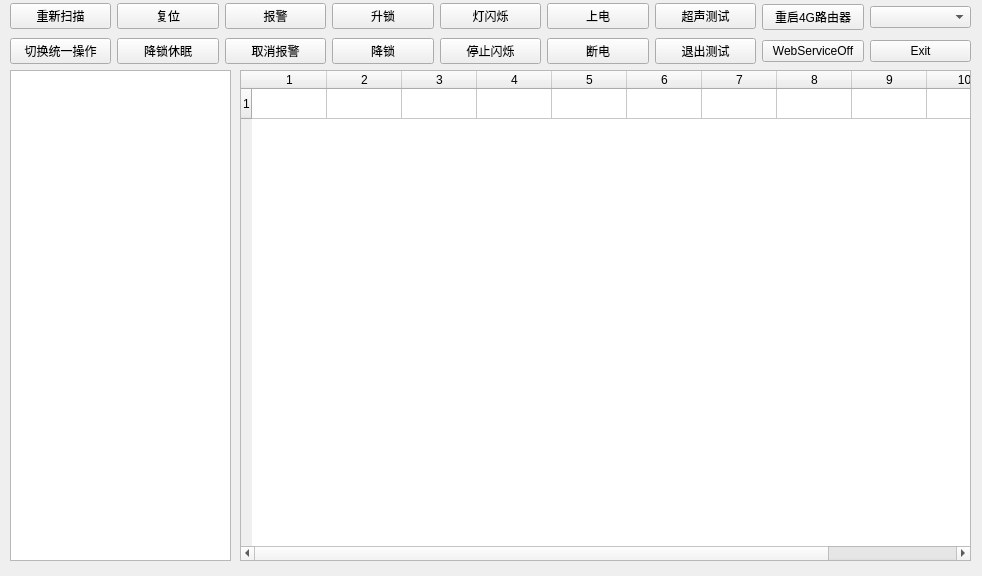
yuqiancha/WWTFrontServer_Camera, file Ui_Form.ui: the form before one commit.
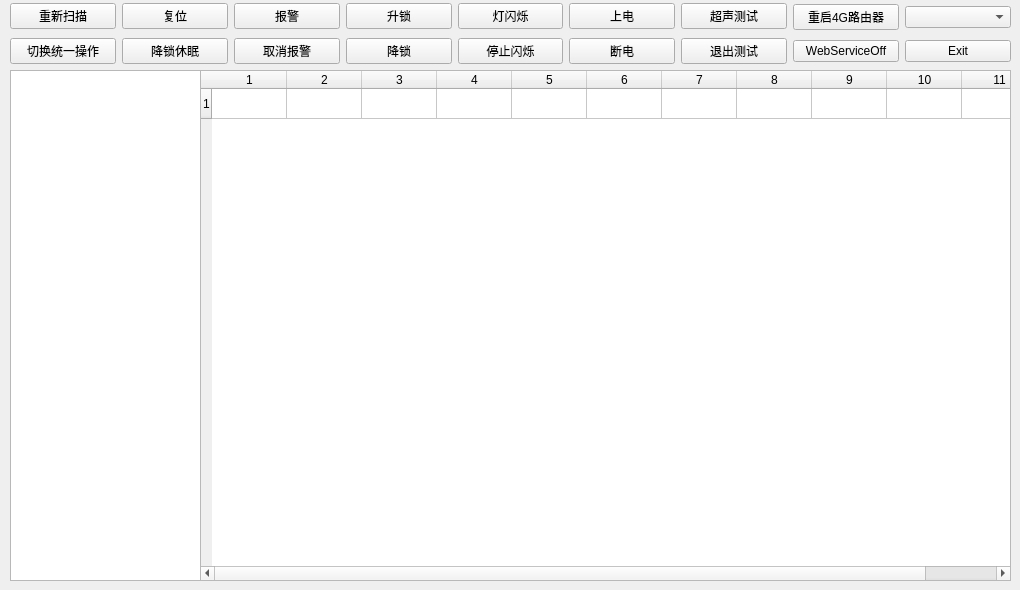
The form after the commit.

Diff of the .ui file:
```diff
--- a/Ui_Form.ui
+++ b/Ui_Form.ui
@@ -6,8 +6,8 @@
    <rect>
     <x>0</x>
     <y>0</y>
-    <width>982</width>
-    <height>576</height>
+    <width>1020</width>
+    <height>590</height>
    </rect>
   </property>
   <property name="windowTitle">
@@ -19,10 +19,10 @@
    </property>
    <property name="geometry">
     <rect>
-     <x>240</x>
+     <x>200</x>
      <y>70</y>
-     <width>731</width>
-     <height>491</height>
+     <width>811</width>
+     <height>511</height>
     </rect>
    </property>
    <property name="autoFillBackground">
@@ -70,7 +70,7 @@
     <rect>
      <x>10</x>
      <y>0</y>
-     <width>961</width>
+     <width>1001</width>
      <height>68</height>
     </rect>
    </property>
@@ -240,8 +240,8 @@
     <rect>
      <x>10</x>
      <y>70</y>
-     <width>221</width>
-     <height>491</height>
+     <width>191</width>
+     <height>511</height>
     </rect>
    </property>
   </widget>
```
